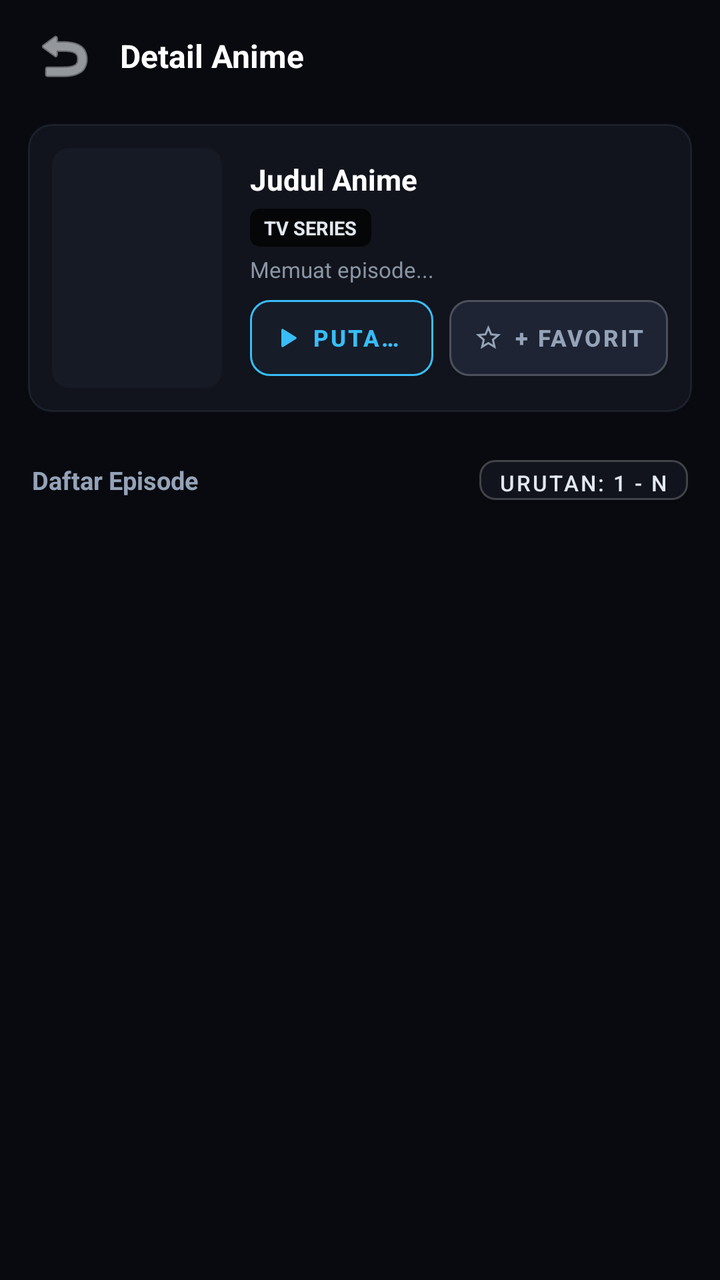
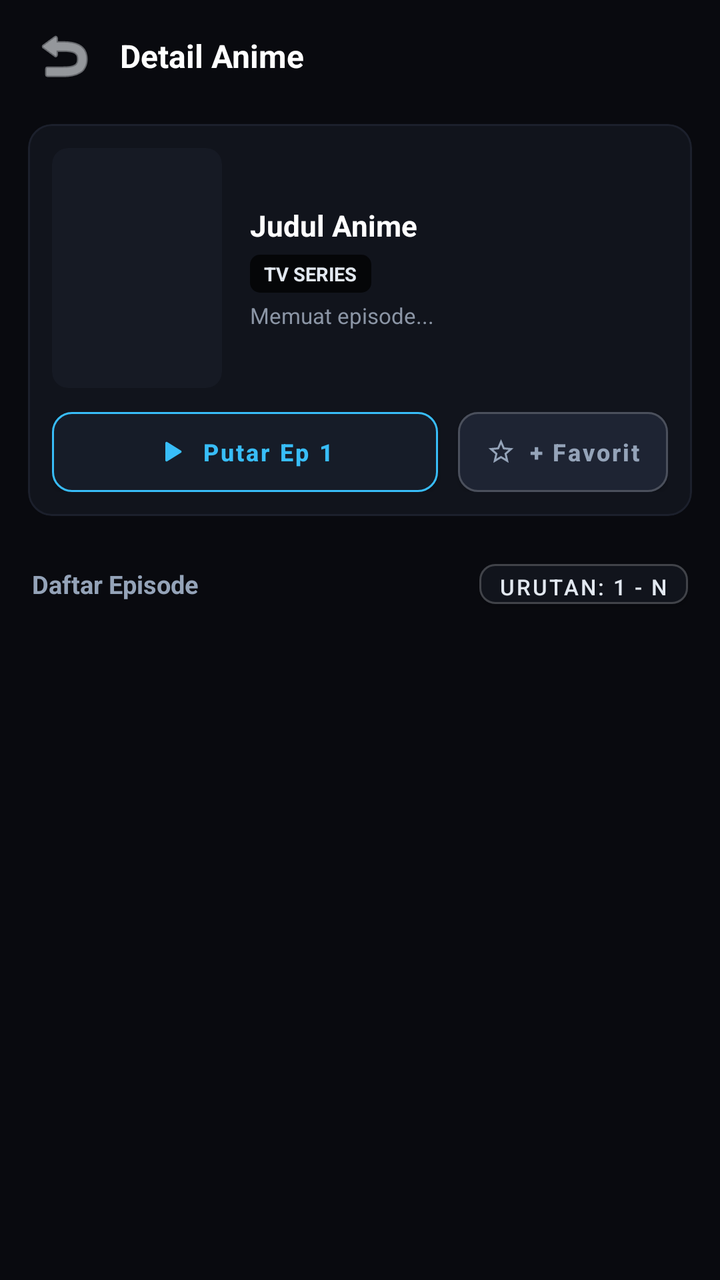

Two renders of the same Android screen: before a commit and after it. Below are the layout's source before the change and the commit's diff.
<!-- AndroidManifest.xml: application theme Theme.Tatap -->
<!-- res/layout/activity_detail.xml -->
<?xml version="1.0" encoding="utf-8"?>
<LinearLayout xmlns:android="http://schemas.android.com/apk/res/android"
    xmlns:app="http://schemas.android.com/apk/res-auto"
    android:layout_width="match_parent"
    android:layout_height="match_parent"
    android:orientation="vertical"
    android:paddingStart="@dimen/tv_overscan_horizontal"
    android:paddingEnd="@dimen/tv_overscan_horizontal"
    android:paddingTop="@dimen/tv_overscan_vertical"
    android:paddingBottom="@dimen/tv_overscan_vertical"
    android:clipToPadding="false"
    android:background="#090A0F">

    
    <LinearLayout
        android:layout_width="match_parent"
        android:layout_height="56dp"
        android:orientation="horizontal"
        android:gravity="center_vertical"
        android:paddingHorizontal="12dp"
        android:background="#090A0F">

        <ImageButton
            android:id="@+id/btn_back"
            android:layout_width="40dp"
            android:layout_height="40dp"
            android:background="?attr/selectableItemBackgroundBorderless"
            android:src="@android:drawable/ic_menu_revert"
            android:focusable="true"
            android:nextFocusDown="@+id/btn_quick_play"
            app:tint="#F1F5F9"
            android:contentDescription="Kembali" />

        <TextView
            android:id="@+id/tv_detail_title"
            android:layout_width="0dp"
            android:layout_height="wrap_content"
            android:layout_weight="1"
            android:layout_marginStart="8dp"
            android:text="Detail Anime"
            android:textColor="#FFFFFF"
            android:textSize="16sp"
            android:textStyle="bold"
            android:singleLine="true"
            android:ellipsize="end" />

        <ProgressBar
            android:id="@+id/pb_detail_loading"
            android:layout_width="20dp"
            android:layout_height="20dp"
            android:layout_marginEnd="6dp"
            android:visibility="gone"
            android:indeterminateTint="#38BDF8" />
    </LinearLayout>

    
    <com.google.android.material.card.MaterialCardView
        android:layout_width="match_parent"
        android:layout_height="wrap_content"
        android:layout_marginHorizontal="14dp"
        android:layout_marginTop="6dp"
        android:layout_marginBottom="12dp"
        app:cardCornerRadius="12dp"
        app:cardElevation="0dp"
        app:cardBackgroundColor="#11141C"
        app:strokeColor="#1C202C"
        app:strokeWidth="1dp">

        <LinearLayout
            android:layout_width="match_parent"
            android:layout_height="wrap_content"
            android:orientation="vertical"
            android:animateLayoutChanges="true"
            android:padding="12dp">

            <LinearLayout
                android:layout_width="match_parent"
                android:layout_height="wrap_content"
                android:orientation="horizontal">

                
                <androidx.cardview.widget.CardView
                    android:layout_width="85dp"
                    android:layout_height="120dp"
                    app:cardCornerRadius="8dp"
                    app:cardElevation="0dp"
                    app:cardBackgroundColor="#161A24">

                    <ImageView
                        android:id="@+id/iv_detail_poster"
                        android:layout_width="match_parent"
                        android:layout_height="match_parent"
                        android:scaleType="centerCrop"
                        android:contentDescription="Poster" />
                </androidx.cardview.widget.CardView>

                
                <LinearLayout
                    android:layout_width="0dp"
                    android:layout_height="match_parent"
                    android:layout_weight="1"
                    android:layout_marginStart="14dp"
                    android:orientation="vertical"
                    android:gravity="center_vertical">

                    <TextView
                        android:id="@+id/tv_detail_title_full"
                        android:layout_width="match_parent"
                        android:layout_height="wrap_content"
                        android:maxLines="2"
                        android:ellipsize="end"
                        android:text="Judul Anime"
                        android:textColor="#FFFFFF"
                        android:textSize="14.5sp"
                        android:textStyle="bold"
                        android:lineSpacingExtra="2dp" />

                    
                    <LinearLayout
                        android:id="@+id/layout_detail_badges"
                        android:layout_width="wrap_content"
                        android:layout_height="wrap_content"
                        android:orientation="horizontal"
                        android:gravity="center_vertical"
                        android:layout_marginTop="5dp">

                        <TextView
                            android:id="@+id/tv_detail_type_badge"
                            android:layout_width="wrap_content"
                            android:layout_height="wrap_content"
                            android:background="@drawable/bg_badge_type"
                            android:paddingHorizontal="7dp"
                            android:paddingVertical="3dp"
                            android:text="TV SERIES"
                            android:textColor="#E2E8F0"
                            android:textSize="9.5sp"
                            android:textStyle="bold" />

                        <TextView
                            android:id="@+id/tv_detail_score"
                            android:layout_width="wrap_content"
                            android:layout_height="wrap_content"
                            android:layout_marginStart="6dp"
                            android:background="@drawable/bg_detail_score"
                            android:paddingHorizontal="6dp"
                            android:paddingVertical="3dp"
                            android:textColor="#F59E0B"
                            android:textSize="9.5sp"
                            android:textStyle="bold"
                            app:drawableStartCompat="@drawable/ic_star_filled"
                            app:drawableTint="#F59E0B"
                            android:drawablePadding="3dp"
                            android:gravity="center_vertical"
                            android:visibility="gone"
                            android:text="8.7" />

                        <TextView
                            android:id="@+id/tv_detail_status"
                            android:layout_width="wrap_content"
                            android:layout_height="wrap_content"
                            android:layout_marginStart="6dp"
                            android:background="@drawable/bg_detail_status_ongoing"
                            android:paddingHorizontal="6dp"
                            android:paddingVertical="3dp"
                            android:textColor="#38BDF8"
                            android:textSize="9.5sp"
                            android:textStyle="bold"
                            android:visibility="gone"
                            android:text="ONGOING" />
                    </LinearLayout>

                    
                    <TextView
                        android:id="@+id/tv_detail_info_line"
                        android:layout_width="match_parent"
                        android:layout_height="wrap_content"
                        android:layout_marginTop="4dp"
                        android:textColor="#94A3B8"
                        android:textSize="10.5sp"
                        android:maxLines="2"
                        android:ellipsize="end"
                        android:visibility="gone"
                        android:text="Studio: Ufotable · Fall 2024" />

                    <TextView
                        android:id="@+id/tv_detail_slug"
                        android:layout_width="wrap_content"
                        android:layout_height="wrap_content"
                        android:layout_marginTop="4dp"
                        android:text="Memuat episode..."
                        android:textColor="#8B95A5"
                        android:textSize="11sp" />

                    <LinearLayout
                        android:layout_width="match_parent"
                        android:layout_height="wrap_content"
                        android:orientation="horizontal"
                        android:layout_marginTop="8dp">

                        <com.google.android.material.button.MaterialButton
                            android:id="@+id/btn_quick_play"
                            android:layout_width="0dp"
                            android:layout_weight="1"
                            android:layout_height="38dp"
                            android:insetTop="0dp"
                            android:insetBottom="0dp"
                            android:text="Putar Ep 1"
                            android:textColor="#38BDF8"
                            android:backgroundTint="#161C28"
                            android:textSize="11.5sp"
                            android:fontFamily="sans-serif-medium"
                            android:textStyle="bold"
                            android:focusable="true"
                            android:singleLine="true"
                            android:ellipsize="end"
                            android:nextFocusUp="@+id/btn_back"
                            android:nextFocusDown="@+id/btn_sort_order"
                            android:nextFocusRight="@+id/btn_detail_bookmark"
                            app:icon="@drawable/ic_play"
                            app:iconSize="14dp"
                            app:iconPadding="6dp"
                            app:iconGravity="textStart"
                            app:iconTint="#38BDF8"
                            app:strokeColor="#38BDF8"
                            app:strokeWidth="1dp"
                            app:cornerRadius="10dp"
                            android:paddingHorizontal="10dp" />

                        <com.google.android.material.button.MaterialButton
                            android:id="@+id/btn_detail_bookmark"
                            android:layout_width="wrap_content"
                            android:layout_height="38dp"
                            android:layout_marginStart="8dp"
                            android:insetTop="0dp"
                            android:insetBottom="0dp"
                            app:icon="@drawable/ic_star_outline"
                            app:iconTint="#94A3B8"
                            app:iconPadding="5dp"
                            app:iconSize="15dp"
                            app:iconGravity="textStart"
                            android:text="+ Favorit"
                            android:textColor="#94A3B8"
                            android:backgroundTint="#1E2433"
                            android:textSize="11.5sp"
                            android:fontFamily="sans-serif-medium"
                            android:textStyle="bold"
                            android:focusable="true"
                            android:nextFocusUp="@+id/btn_back"
                            android:nextFocusDown="@+id/btn_sort_order"
                            android:nextFocusLeft="@+id/btn_quick_play"
                            app:strokeColor="#33FFFFFF"
                            app:strokeWidth="1dp"
                            app:cornerRadius="10dp"
                            android:paddingHorizontal="12dp" />
                    </LinearLayout>
                </LinearLayout>
            </LinearLayout>

            
            <HorizontalScrollView
                android:id="@+id/hsv_detail_genres"
                android:layout_width="match_parent"
                android:layout_height="wrap_content"
                android:layout_marginTop="8dp"
                android:scrollbars="none"
                android:overScrollMode="never"
                android:visibility="gone">

                <LinearLayout
                    android:id="@+id/ll_detail_genres"
                    android:layout_width="wrap_content"
                    android:layout_height="wrap_content"
                    android:orientation="horizontal" />
            </HorizontalScrollView>

            
            <LinearLayout
                android:id="@+id/layout_detail_synopsis"
                android:layout_width="match_parent"
                android:layout_height="wrap_content"
                android:orientation="vertical"
                android:layout_marginTop="10dp"
                android:background="@drawable/bg_detail_synopsis"
                android:padding="10dp"
                android:visibility="gone">

                <TextView
                    android:layout_width="wrap_content"
                    android:layout_height="wrap_content"
                    android:text="SINOPSIS"
                    android:textColor="#38BDF8"
                    android:textSize="10sp"
                    android:textStyle="bold"
                    android:letterSpacing="0.08"
                    android:layout_marginBottom="5dp" />

                <TextView
                    android:id="@+id/tv_detail_synopsis"
                    android:layout_width="match_parent"
                    android:layout_height="wrap_content"
                    android:textColor="#CBD5E1"
                    android:textSize="12sp"
                    android:lineSpacingExtra="3dp"
                    android:maxLines="2"
                    android:ellipsize="end"
                    android:text="Memuat sinopsis..." />

                <TextView
                    android:id="@+id/btn_toggle_synopsis"
                    android:layout_width="wrap_content"
                    android:layout_height="wrap_content"
                    android:layout_gravity="end"
                    android:layout_marginTop="6dp"
                    android:paddingVertical="4dp"
                    android:paddingHorizontal="10dp"
                    android:text="Selengkapnya ▼"
                    android:textColor="#38BDF8"
                    android:textSize="11sp"
                    android:textStyle="bold"
                    android:background="@drawable/bg_btn_toggle_synopsis"
                    android:clickable="true"
                    android:focusable="true" />
            </LinearLayout>
        </LinearLayout>
    </com.google.android.material.card.MaterialCardView>

    
    <LinearLayout
        android:id="@+id/layout_detail_seasons"
        android:layout_width="match_parent"
        android:layout_height="wrap_content"
        android:orientation="vertical"
        android:visibility="gone"
        android:paddingHorizontal="16dp"
        android:paddingBottom="6dp">

        <TextView
            android:layout_width="wrap_content"
            android:layout_height="wrap_content"
            android:text="SEASON / RELASI TERKAIT"
            android:textColor="#38BDF8"
            android:textSize="10.5sp"
            android:textStyle="bold"
            android:letterSpacing="0.05" />

        <androidx.recyclerview.widget.RecyclerView
            android:id="@+id/rv_detail_seasons"
            android:layout_width="match_parent"
            android:layout_height="wrap_content"
            android:layout_marginTop="5dp"
            android:clipToPadding="false"
            android:clipChildren="false"
            android:orientation="horizontal"
            android:nextFocusUp="@+id/btn_quick_play"
            android:nextFocusDown="@+id/btn_sort_order" />
    </LinearLayout>

    
    <LinearLayout
        android:layout_width="match_parent"
        android:layout_height="wrap_content"
        android:orientation="horizontal"
        android:gravity="center_vertical"
        android:paddingHorizontal="16dp"
        android:paddingVertical="6dp">

        <TextView
            android:layout_width="0dp"
            android:layout_height="wrap_content"
            android:layout_weight="1"
            android:text="Daftar Episode"
            android:textColor="#94A3B8"
            android:textSize="12.5sp"
            android:textStyle="bold" />

        <Button
            android:id="@+id/btn_sort_order"
            android:layout_width="wrap_content"
            android:layout_height="32dp"
            android:text="Urutan: 1 - N"
            android:textColor="#E2E8F0"
            android:backgroundTint="#11141C"
            android:textSize="11sp"
            android:focusable="true"
            android:nextFocusUp="@+id/btn_quick_play"
            android:nextFocusDown="@+id/rv_episodes"
            app:strokeColor="#33FFFFFF"
            app:strokeWidth="1dp"
            app:cornerRadius="8dp"
            android:paddingHorizontal="10dp" />
    </LinearLayout>

    
    <androidx.recyclerview.widget.RecyclerView
        android:id="@+id/rv_episode_ranges"
        android:layout_width="match_parent"
        android:layout_height="wrap_content"
        android:layout_marginBottom="6dp"
        android:paddingHorizontal="14dp"
        android:clipToPadding="false"
        android:clipChildren="false"
        android:orientation="horizontal"
        android:visibility="gone"
        android:nextFocusUp="@+id/btn_sort_order"
        android:nextFocusDown="@+id/rv_episodes" />

    
    <androidx.recyclerview.widget.RecyclerView
        android:id="@+id/rv_episodes"
        android:layout_width="match_parent"
        android:layout_height="0dp"
        android:layout_weight="1"
        android:paddingHorizontal="11dp"
        android:clipToPadding="false"
        android:clipChildren="false"
        android:nextFocusUp="@+id/rv_episode_ranges"
        android:scrollbars="vertical" />
</LinearLayout>
<!-- resources referenced by this layout -->
<resources>
  <dimen name="tv_overscan_horizontal">0dp</dimen>
  <dimen name="tv_overscan_vertical">0dp</dimen>
  <!-- drawable bg_badge_type (drawable) -->
  <?xml version="1.0" encoding="utf-8"?>
  <shape xmlns:android="http://schemas.android.com/apk/res/android"
      android:shape="rectangle">
      <corners android:radius="5dp" />
      <solid android:color="#B3000000" />
  </shape>
  <!-- drawable bg_detail_score (drawable) -->
  <?xml version="1.0" encoding="utf-8"?>
  <shape xmlns:android="http://schemas.android.com/apk/res/android"
      android:shape="rectangle">
      <corners android:radius="6dp" />
      <solid android:color="#241B0D" />
      <stroke
          android:width="1dp"
          android:color="#78350F" />
  </shape>
  <!-- drawable bg_detail_status_ongoing (drawable) -->
  <?xml version="1.0" encoding="utf-8"?>
  <shape xmlns:android="http://schemas.android.com/apk/res/android"
      android:shape="rectangle">
      <corners android:radius="6dp" />
      <solid android:color="#0C2538" />
      <stroke
          android:width="1dp"
          android:color="#075985" />
  </shape>
  <!-- drawable bg_detail_synopsis (drawable) -->
  <?xml version="1.0" encoding="utf-8"?>
  <shape xmlns:android="http://schemas.android.com/apk/res/android"
      android:shape="rectangle">
      <corners android:radius="8dp" />
      <solid android:color="#0C0E14" />
      <stroke
          android:width="1dp"
          android:color="#1A1E29" />
  </shape>
  <!-- drawable ic_play (drawable) -->
  <?xml version="1.0" encoding="utf-8"?>
  <vector xmlns:android="http://schemas.android.com/apk/res/android"
      android:width="15dp"
      android:height="15dp"
      android:viewportWidth="24"
      android:viewportHeight="24">
      
      <path
          android:fillColor="#FFFFFFFF"
          android:pathData="M8,5.14v13.72a1,1 0,0 0,1.5.86l11-6.86a1,1 0,0 0,0-1.72l-11-6.86a1,1 0,0 0-1.5,0.86z"/>
  </vector>
  <!-- drawable ic_star_filled (drawable) -->
  <?xml version="1.0" encoding="utf-8"?>
  <vector xmlns:android="http://schemas.android.com/apk/res/android"
      android:width="15dp"
      android:height="15dp"
      android:viewportWidth="24"
      android:viewportHeight="24">
      
      <path
          android:fillColor="#FFFFFFFF"
          android:pathData="M12,17.27 L18.18,21 L16.54,13.97 L22,9.24 L14.81,8.63 L12,2 L9.19,8.63 L2,9.24 L7.46,13.97 L5.82,21 L12,17.27 Z" />
  </vector>
  <!-- drawable ic_star_outline (drawable) -->
  <?xml version="1.0" encoding="utf-8"?>
  <vector xmlns:android="http://schemas.android.com/apk/res/android"
      android:width="15dp"
      android:height="15dp"
      android:viewportWidth="24"
      android:viewportHeight="24">
      
      <path
          android:fillColor="#FFFFFFFF"
          android:pathData="M12,15.39 L8.24,17.66 L9.23,13.38 L5.91,10.51 L10.29,10.13 L12,6.1 L13.71,10.14 L18.09,10.52 L14.77,13.39 L15.76,17.67 L12,15.39 Z M22,9.24 L14.81,8.62 L12,2 L9.19,8.63 L2,9.24 L7.46,13.97 L5.82,21 L12,17.27 L18.18,21 L16.55,13.97 L22,9.24 Z" />
  </vector>
  <style name="Theme.Tatap" parent="Theme.MaterialComponents.NoActionBar">
          <item name="colorPrimary">#38BDF8</item>
          <item name="colorPrimaryVariant">#090A0F</item>
          <item name="colorOnPrimary">#FFFFFF</item>
          <item name="colorSecondary">#38BDF8</item>
          <item name="android:statusBarColor">#090A0F</item>
          <item name="android:navigationBarColor">#090A0F</item>
          <item name="android:windowBackground">#090A0F</item>
      </style>
  <!-- unchanged entries left out for length: 1 -->
</resources>

<!-- the commit's change to res/layout/activity_detail.xml (unified diff, before → after) -->
@@ -191,69 +191,73 @@
                         android:textColor="#8B95A5"
                         android:textSize="11sp" />
 
-                    <LinearLayout
-                        android:layout_width="match_parent"
-                        android:layout_height="wrap_content"
-                        android:orientation="horizontal"
-                        android:layout_marginTop="8dp">
-
-                        <com.google.android.material.button.MaterialButton
-                            android:id="@+id/btn_quick_play"
-                            android:layout_width="0dp"
-                            android:layout_weight="1"
-                            android:layout_height="38dp"
-                            android:insetTop="0dp"
-                            android:insetBottom="0dp"
-                            android:text="Putar Ep 1"
-                            android:textColor="#38BDF8"
-                            android:backgroundTint="#161C28"
-                            android:textSize="11.5sp"
-                            android:fontFamily="sans-serif-medium"
-                            android:textStyle="bold"
-                            android:focusable="true"
-                            android:singleLine="true"
-                            android:ellipsize="end"
-                            android:nextFocusUp="@+id/btn_back"
-                            android:nextFocusDown="@+id/btn_sort_order"
-                            android:nextFocusRight="@+id/btn_detail_bookmark"
-                            app:icon="@drawable/ic_play"
-                            app:iconSize="14dp"
-                            app:iconPadding="6dp"
-                            app:iconGravity="textStart"
-                            app:iconTint="#38BDF8"
-                            app:strokeColor="#38BDF8"
-                            app:strokeWidth="1dp"
-                            app:cornerRadius="10dp"
-                            android:paddingHorizontal="10dp" />
-
-                        <com.google.android.material.button.MaterialButton
-                            android:id="@+id/btn_detail_bookmark"
-                            android:layout_width="wrap_content"
-                            android:layout_height="38dp"
-                            android:layout_marginStart="8dp"
-                            android:insetTop="0dp"
-                            android:insetBottom="0dp"
-                            app:icon="@drawable/ic_star_outline"
-                            app:iconTint="#94A3B8"
-                            app:iconPadding="5dp"
-                            app:iconSize="15dp"
-                            app:iconGravity="textStart"
-                            android:text="+ Favorit"
-                            android:textColor="#94A3B8"
-                            android:backgroundTint="#1E2433"
-                            android:textSize="11.5sp"
-                            android:fontFamily="sans-serif-medium"
-                            android:textStyle="bold"
-                            android:focusable="true"
-                            android:nextFocusUp="@+id/btn_back"
-                            android:nextFocusDown="@+id/btn_sort_order"
-                            android:nextFocusLeft="@+id/btn_quick_play"
-                            app:strokeColor="#33FFFFFF"
-                            app:strokeWidth="1dp"
-                            app:cornerRadius="10dp"
-                            android:paddingHorizontal="12dp" />
-                    </LinearLayout>
                 </LinearLayout>
+            </LinearLayout>
+
+            
+            <LinearLayout
+                android:layout_width="match_parent"
+                android:layout_height="wrap_content"
+                android:orientation="horizontal"
+                android:layout_marginTop="12dp">
+
+                <com.google.android.material.button.MaterialButton
+                    android:id="@+id/btn_quick_play"
+                    android:layout_width="0dp"
+                    android:layout_weight="1"
+                    android:layout_height="40dp"
+                    android:insetTop="0dp"
+                    android:insetBottom="0dp"
+                    android:text="Putar Ep 1"
+                    android:textColor="#38BDF8"
+                    android:backgroundTint="#161C28"
+                    android:textSize="12sp"
+                    android:fontFamily="sans-serif-medium"
+                    android:textStyle="bold"
+                    android:textAllCaps="false"
+                    android:focusable="true"
+                    android:singleLine="true"
+                    android:ellipsize="end"
+                    android:nextFocusUp="@+id/btn_back"
+                    android:nextFocusDown="@+id/btn_sort_order"
+                    android:nextFocusRight="@+id/btn_detail_bookmark"
+                    app:icon="@drawable/ic_play"
+                    app:iconSize="15dp"
+                    app:iconPadding="8dp"
+                    app:iconGravity="textStart"
+                    app:iconTint="#38BDF8"
+                    app:strokeColor="#38BDF8"
+                    app:strokeWidth="1dp"
+                    app:cornerRadius="10dp"
+                    android:paddingHorizontal="14dp" />
+
+                <com.google.android.material.button.MaterialButton
+                    android:id="@+id/btn_detail_bookmark"
+                    android:layout_width="wrap_content"
+                    android:layout_height="40dp"
+                    android:layout_marginStart="10dp"
+                    android:insetTop="0dp"
+                    android:insetBottom="0dp"
+                    app:icon="@drawable/ic_star_outline"
+                    app:iconTint="#94A3B8"
+                    app:iconPadding="6dp"
+                    app:iconSize="15dp"
+                    app:iconGravity="textStart"
+                    android:text="+ Favorit"
+                    android:textColor="#94A3B8"
+                    android:backgroundTint="#1E2433"
+                    android:textSize="12sp"
+                    android:fontFamily="sans-serif-medium"
+                    android:textStyle="bold"
+                    android:textAllCaps="false"
+                    android:focusable="true"
+                    android:nextFocusUp="@+id/btn_back"
+                    android:nextFocusDown="@+id/btn_sort_order"
+                    android:nextFocusLeft="@+id/btn_quick_play"
+                    app:strokeColor="#33FFFFFF"
+                    app:strokeWidth="1dp"
+                    app:cornerRadius="10dp"
+                    android:paddingHorizontal="14dp" />
             </LinearLayout>
 
             
